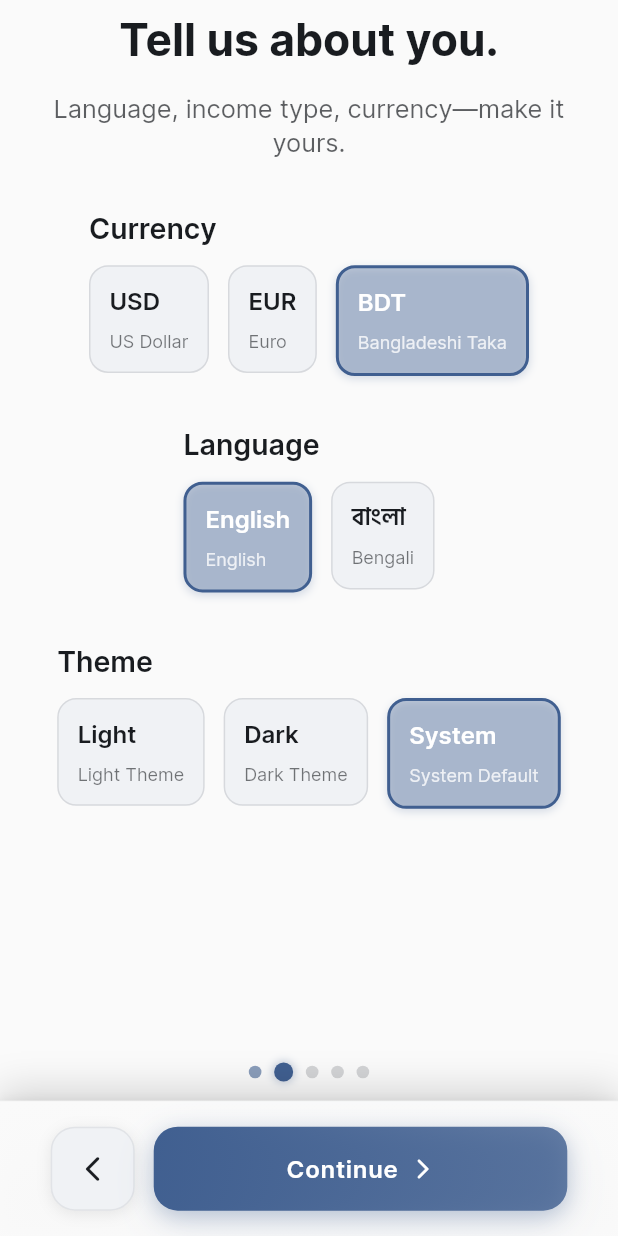
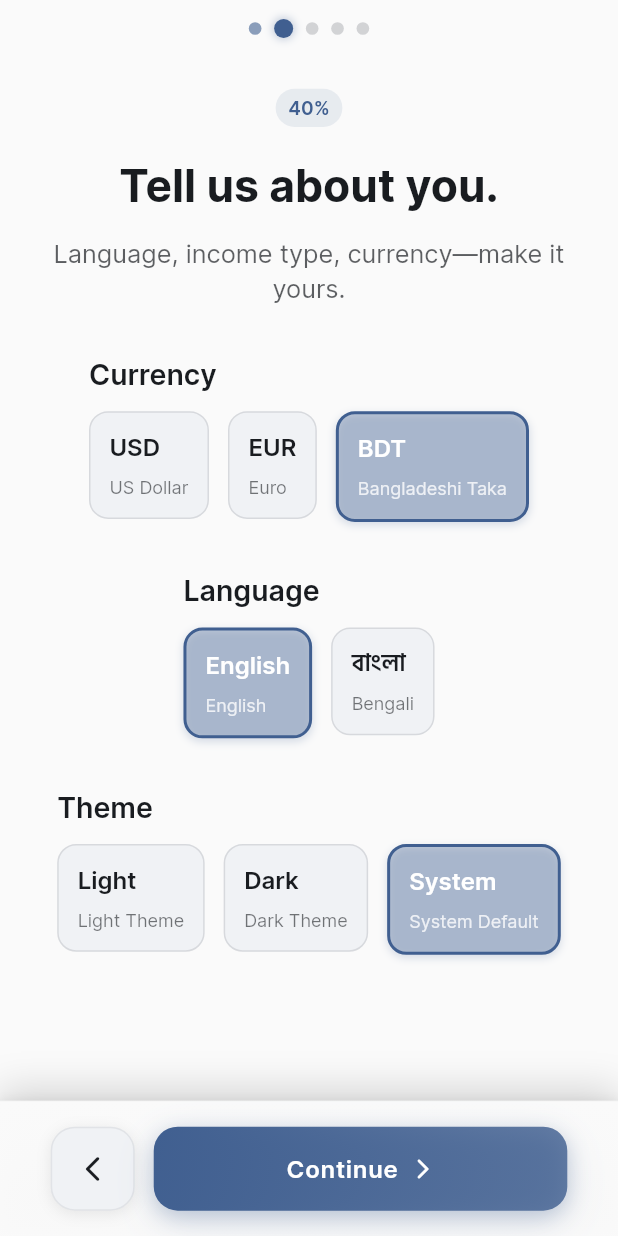
Before and after one commit to rakibulmehedi/Pocketa, a Flutter app: the screen it shows after launch, after a tap on "Continue", on a phone screen of 412 x 824 dp. Run offline on Flutter 3.47's test engine with Material 3 defaults, Android fonts, the phone set to English and light mode, and no system bars; our stand-ins replace equatable, flutter_riverpod, freezed_annotation, go_router, hive, hive_flutter and 2 more; accounts and stored records are empty; generated files the repository leaves out were written again.

Commit message:
feat: enhance UI components with Flow brand integration and responsive design
- Integrate Flow brand colors, typography, and cultural intelligence
- Add responsive design patterns for multi-device support
- Enhance accessibility and performance across all UI components
- Implement Bengali-first design with empathetic messaging
- Add speed-optimized components for ≤9s expense entry requirement
- Update UI component tests for enhanced functionality

```diff
--- a/lib/features/onboarding/presentation/pages/onboarding_screen.dart
+++ b/lib/features/onboarding/presentation/pages/onboarding_screen.dart
@@ -43,21 +43,25 @@ class OnboardingScreen extends ConsumerWidget {
           child: Column(
             children: [
               // // Progress indicator
-              // if (state.data.currentStep != OnboardingStep.welcome)
-              //   _buildProgressIndicator(context, state.data.currentStep, layout),
+              // Dots indicator above footer
+              if (state.data.currentStep != OnboardingStep.welcome)
+                _buildDotsIndicator(context, state.data.currentStep, layout),
+              // Linear progress indicator at the top
+              if (state.data.currentStep != OnboardingStep.welcome)
+                _buildProgressIndicator(
+                    context, state.data.currentStep, layout),
 
               // Current screen
               Expanded(
                 child: state.isLoading
                     ? const Center(child: CircularProgressIndicator())
-                    : _buildCurrentScreen(context, state.data.currentStep, notifier),
+                    : _buildCurrentScreen(
+                        context, state.data.currentStep, notifier),
               ),
 
-              // Dots indicator above footer
-              _buildDotsIndicator(context, state.data.currentStep, layout),
-
               // Central footer
-              _buildCentralFooter(context, state.data.currentStep, notifier, layout),
+              _buildCentralFooter(
+                  context, state.data.currentStep, notifier, layout),
             ],
           ),
         ),
@@ -65,99 +69,65 @@ class OnboardingScreen extends ConsumerWidget {
     );
   }
 
-  // Widget _buildProgressIndicator(BuildContext context, OnboardingStep currentStep, AppSize layout) {
-  //   final totalSteps = OnboardingStep.values.length;
-  //   final currentIndex = currentStep.index;
-  //   final progress = (currentIndex + 1) / totalSteps;
+  Widget _buildProgressIndicator(
+      BuildContext context, OnboardingStep currentStep, AppSize layout) {
+    final totalSteps = OnboardingStep.values.length ;
+    final currentIndex = currentStep.index ;
+    final progress = (currentIndex + 1) / totalSteps ;
 
-  //   return Container(
-  //     padding: EdgeInsets.symmetric(
-  //       horizontal: layout.pageGutter.horizontal,
-  //       vertical: layout.spaceM,
-  //     ),
-  //     child: Column(
-  //       children: [
-  //         // Progress bar with enhanced styling
-  //         Container(
-  //           height: layout.responsiveSize(phone: 6, tablet: 8, desktop: 10),
-  //           decoration: BoxDecoration(
-  //             borderRadius: BorderRadius.circular(layout.responsiveSize(phone: 3, tablet: 4, desktop: 5)),
-  //             color: Theme.of(context).brightness == Brightness.dark
-  //                 ? Theme.of(context).colorScheme.surfaceContainerHighest
-  //                 : Theme.of(context).colorScheme.surfaceContainerHighest,
-  //           ),
-  //           child: ClipRRect(
-  //             borderRadius: BorderRadius.circular(layout.responsiveSize(phone: 3, tablet: 4, desktop: 5)),
-  //             child: LinearProgressIndicator(
-  //               value: progress,
-  //               backgroundColor: Colors.transparent,
-  //               valueColor: AlwaysStoppedAnimation<Color>(
-  //                 Theme.of(context).brightness == Brightness.dark
-  //                     ? Theme.of(context).colorScheme.primary
-  //                     : Theme.of(context).colorScheme.primary,
-  //               ),
-  //             ),
-  //           ),
-  //         ),
+    return Container(
+      padding: EdgeInsets.symmetric(
+        horizontal: layout.pageGutter.horizontal,
+        vertical: layout.spaceM,
+      ),
+      child: Column(
+        children: [
+          // Progress bar with enhanced styling
 
-  //         SizedBox(height: layout.spaceS),
 
-  //         // Step indicator with enhanced styling
-  //         Row(
-  //           mainAxisAlignment: MainAxisAlignment.spaceBetween,
-  //           children: [
-  //             Text(
-  //               'Step ${currentIndex + 1} of $totalSteps',
-  //               style: layout.responsiveTextStyle(
-  //                 phone: Theme.of(context).textTheme.bodySmall?.copyWith(
-  //                   color: Theme.of(context).colorScheme.onSurface.withValues(alpha: 0.7),
-  //                   fontWeight: FontWeight.w500,
-  //                 ) ?? const TextStyle(),
-  //                 tablet: Theme.of(context).textTheme.bodyMedium?.copyWith(
-  //                   color: Theme.of(context).colorScheme.onSurface.withValues(alpha: 0.7),
-  //                   fontWeight: FontWeight.w500,
-  //                 ) ?? const TextStyle(),
-  //                 desktop: Theme.of(context).textTheme.bodyMedium?.copyWith(
-  //                   color: Theme.of(context).colorScheme.onSurface.withValues(alpha: 0.7),
-  //                   fontWeight: FontWeight.w500,
-  //                 ) ?? const TextStyle(),
-  //               ),
-  //             ),
-  //             Container(
-  //               padding: EdgeInsets.symmetric(
-  //                 horizontal: layout.responsiveSize(phone: 8, tablet: 12, desktop: 16),
-  //                 vertical: layout.responsiveSize(phone: 4, tablet: 6, desktop: 8),
-  //               ),
-  //               decoration: BoxDecoration(
-  //                 color: Theme.of(context).primaryColor.withValues(alpha: 0.1),
-  //                 borderRadius: BorderRadius.circular(layout.responsiveSize(phone: 12, tablet: 16, desktop: 20)),
-  //               ),
-  //               child: Text(
-  //                 '${(progress * 100).round()}%',
-  //                 style: layout.responsiveTextStyle(
-  //                   phone: Theme.of(context).textTheme.bodySmall?.copyWith(
-  //                     color: Theme.of(context).primaryColor,
-  //                     fontWeight: FontWeight.w600,
-  //                   ) ?? const TextStyle(),
-  //                   tablet: Theme.of(context).textTheme.bodyMedium?.copyWith(
-  //                     color: Theme.of(context).primaryColor,
-  //                     fontWeight: FontWeight.w600,
-  //                   ) ?? const TextStyle(),
-  //                   desktop: Theme.of(context).textTheme.bodyMedium?.copyWith(
-  //                     color: Theme.of(context).primaryColor,
-  //                     fontWeight: FontWeight.w600,
-  //                   ) ?? const TextStyle(),
-  //                 ),
-  //               ),
-  //             ),
-  //           ],
-  //         ),
-  //       ],
-  //     ),
-  //   );
-  // }
+          SizedBox(height: layout.spaceS),
 
-  Widget _buildDotsIndicator(BuildContext context, OnboardingStep currentStep, AppSize layout) {
+          // Step indicator with enhanced styling
+          Container(
+            padding: EdgeInsets.symmetric(
+              horizontal:
+                  layout.responsiveSize(phone: 8, tablet: 12, desktop: 16),
+              vertical:
+                  layout.responsiveSize(phone: 4, tablet: 6, desktop: 8),
+            ),
+            decoration: BoxDecoration(
+              color: Theme.of(context).primaryColor.withValues(alpha: 0.1),
+              borderRadius: BorderRadius.circular(layout.responsiveSize(
+                  phone: 12, tablet: 16, desktop: 20)),
+            ),
+            child: Text(
+              '${(progress * 100).round()}%',
+              style: layout.responsiveTextStyle(
+                phone: Theme.of(context).textTheme.bodySmall?.copyWith(
+                          color: Theme.of(context).primaryColor,
+                          fontWeight: FontWeight.w600,
+                        ) ??
+                    const TextStyle(),
+                tablet: Theme.of(context).textTheme.bodyMedium?.copyWith(
+                          color: Theme.of(context).primaryColor,
+                          fontWeight: FontWeight.w600,
+                        ) ??
+                    const TextStyle(),
+                desktop: Theme.of(context).textTheme.bodyMedium?.copyWith(
+                          color: Theme.of(context).primaryColor,
+                          fontWeight: FontWeight.w600,
+                        ) ??
+                    const TextStyle(),
+              ),
+            ),
+          ),
+        ],
+      ),
+    );
+  }
+
+  Widget _buildDotsIndicator(
+      BuildContext context, OnboardingStep currentStep, AppSize layout) {
     final totalSteps = OnboardingStep.values.length;
     final currentIndex = currentStep.index;
 
@@ -174,7 +144,8 @@ class OnboardingScreen extends ConsumerWidget {
 
           return Container(
             margin: EdgeInsets.symmetric(
-              horizontal: layout.responsiveSize(phone: 4, tablet: 6, desktop: 8),
+              horizontal:
+                  layout.responsiveSize(phone: 4, tablet: 6, desktop: 8),
             ),
             child: AnimatedContainer(
               duration: const Duration(milliseconds: 300),
@@ -193,15 +164,28 @@ class OnboardingScreen extends ConsumerWidget {
                 color: isActive
                     ? Theme.of(context).colorScheme.primary
                     : isCompleted
-                        ? Theme.of(context).colorScheme.primary.withValues(alpha: 0.6)
-                        : Theme.of(context).colorScheme.outline.withValues(alpha: 0.3),
-                boxShadow: isActive ? [
-                  BoxShadow(
-                    color: Theme.of(context).colorScheme.primary.withValues(alpha: 0.3),
-                    blurRadius: layout.responsiveSize(phone: 4, tablet: 6, desktop: 8),
-                    spreadRadius: layout.responsiveSize(phone: 1, tablet: 2, desktop: 3),
-                  ),
-                ] : null,
+                        ? Theme.of(context)
+                            .colorScheme
+                            .primary
+                            .withValues(alpha: 0.6)
+                        : Theme.of(context)
+                            .colorScheme
+                            .outline
+                            .withValues(alpha: 0.3),
+                boxShadow: isActive
+                    ? [
+                        BoxShadow(
+                          color: Theme.of(context)
+                              .colorScheme
+                              .primary
+                              .withValues(alpha: 0.3),
+                          blurRadius: layout.responsiveSize(
+                              phone: 4, tablet: 6, desktop: 8),
+                          spreadRadius: layout.responsiveSize(
+                              phone: 1, tablet: 2, desktop: 3),
+                        ),
+                      ]
+                    : null,
               ),
             ),
           );
@@ -210,7 +194,8 @@ class OnboardingScreen extends ConsumerWidget {
     );
   }
 
-  Future<void> _completeOnboarding(BuildContext context, OnboardingFormNotifier notifier) async {
+  Future<void> _completeOnboarding(
+      BuildContext context, OnboardingFormNotifier notifier) async {
     try {
       // Complete onboarding
       await notifier.completeOnboarding();
@@ -232,7 +217,8 @@ class OnboardingScreen extends ConsumerWidget {
     }
   }
 
-  Widget _buildCentralFooter(BuildContext context, OnboardingStep currentStep, OnboardingFormNotifier notifier, AppSize layout) {
+  Widget _buildCentralFooter(BuildContext context, OnboardingStep currentStep,
+      OnboardingFormNotifier notifier, AppSize layout) {
     final l10n = AppLocalizations.of(context);
 
     // Get button text and actions based on current step
--- a/lib/features/wallets/presentation/widgets/add_wallet_sheet.dart
+++ b/lib/features/wallets/presentation/widgets/add_wallet_sheet.dart
@@ -5,7 +5,6 @@ import 'package:uuid/uuid.dart';
 import 'package:pocketa/l10n/app_localizations.dart';
 import 'package:pocketa/core/responsive/responsive.dart';
 import 'package:pocketa/core/theme/text_styles.dart';
-import 'package:pocketa/shared/services/ui/ui_services.dart';
 import 'package:pocketa/shared/widgets.dart';
 import 'package:pocketa/features/wallets/domain/entities/wallet_entity.dart';
 import 'package:pocketa/features/wallets/presentation/viewmodels/wallet_providers.dart';
--- a/lib/shared/ui_components/app_bars/custom_app_bar.dart
+++ b/lib/shared/ui_components/app_bars/custom_app_bar.dart
@@ -3,7 +3,7 @@ import 'package:flutter/material.dart';
 import 'package:pocketa/core/responsive/responsive.dart';
 import 'package:pocketa/l10n/app_localizations.dart';
 import 'package:pocketa/core/theme/app_colors.dart';
-import '../performance/interactive_wrapper.dart';
+import 'package:pocketa/shared/ui_components/performance/interactive_wrapper.dart';
 
 /// Enhanced Custom App Bar with premium fintech design
 /// Features:
--- a/lib/shared/ui_components/app_bars/custom_sliver_app_bar.dart
+++ b/lib/shared/ui_components/app_bars/custom_sliver_app_bar.dart
@@ -1,4 +1,3 @@
-import 'dart:ui';
 import 'package:flutter/material.dart';
 import 'package:pocketa/core/responsive/responsive.dart';
 import 'package:pocketa/l10n/app_localizations.dart';
--- a/lib/shared/ui_components/buttons/app_button.dart
+++ b/lib/shared/ui_components/buttons/app_button.dart
@@ -1,7 +1,7 @@
 import 'package:flutter/material.dart';
 import 'package:pocketa/core/responsive/responsive.dart';
 import 'package:pocketa/core/theme/app_colors.dart';
-import '../performance/interactive_wrapper.dart';
+import 'package:pocketa/shared/ui_components/performance/interactive_wrapper.dart';
 
 /// Button styles for different use cases
 enum AppButtonStyle { primary, secondary, outline, text }
--- a/lib/shared/ui_components/buttons/quick_button.dart
+++ b/lib/shared/ui_components/buttons/quick_button.dart
@@ -1,7 +1,7 @@
 import 'package:flutter/material.dart';
 import 'package:pocketa/core/responsive/responsive.dart';
 import 'package:pocketa/core/theme/app_colors.dart';
-import '../performance/interactive_wrapper.dart';
+import 'package:pocketa/shared/ui_components/performance/interactive_wrapper.dart';
 
 /// Quick action buttons for common actions
 class QuickButton extends StatelessWidget {
--- a/lib/shared/ui_components/buttons/responsive_icon_button.dart
+++ b/lib/shared/ui_components/buttons/responsive_icon_button.dart
@@ -1,6 +1,6 @@
 import 'package:flutter/material.dart';
 import 'package:pocketa/core/responsive/responsive.dart';
-import '../performance/interactive_wrapper.dart';
+import 'package:pocketa/shared/ui_components/performance/interactive_wrapper.dart';
 
 /// Responsive icon button that adapts to screen size
 class ResponsiveIconButton extends StatelessWidget {
--- a/lib/shared/ui_components/cards/personalization_card.dart
+++ b/lib/shared/ui_components/cards/personalization_card.dart
@@ -1,7 +1,7 @@
 import 'package:flutter/material.dart';
 import 'package:flutter/services.dart';
 import 'package:pocketa/core/responsive/responsive.dart';
-import 'interactive_card.dart';
+import 'package:pocketa/shared/ui_components/cards/interactive_card.dart';
 
 /// Types of personalization cards
 enum PersonalizationCardType {
--- a/lib/shared/ui_components/cards/section_card.dart
+++ b/lib/shared/ui_components/cards/section_card.dart
@@ -1,7 +1,7 @@
 import 'package:flutter/material.dart';
 import 'package:pocketa/core/responsive/responsive.dart';
 import 'package:pocketa/core/theme/app_colors.dart';
-import '../performance/interactive_wrapper.dart';
+import 'package:pocketa/shared/ui_components/performance/interactive_wrapper.dart';
 
 /// Consistent section card with header
 class SectionCard extends StatelessWidget {
--- a/lib/shared/ui_components/dialogs/app_confirmation_dialog.dart
+++ b/lib/shared/ui_components/dialogs/app_confirmation_dialog.dart
@@ -1,7 +1,7 @@
 import 'package:flutter/material.dart';
 import 'package:pocketa/core/responsive/responsive.dart';
 import 'package:pocketa/l10n/app_localizations.dart';
-import 'app_dialog.dart';
+import 'package:pocketa/shared/ui_components/dialogs/app_dialog.dart';
 
 /// Confirmation dialog
 class AppConfirmationDialog extends StatelessWidget {
--- a/lib/shared/ui_components/dialogs/app_dialog.dart
+++ b/lib/shared/ui_components/dialogs/app_dialog.dart
@@ -1,6 +1,6 @@
 import 'package:flutter/material.dart';
 import 'package:pocketa/core/responsive/responsive.dart';
-import '../performance/interactive_wrapper.dart';
+import 'package:pocketa/shared/ui_components/performance/interactive_wrapper.dart';
 
 /// Premium interactive dialog component
 class AppDialog extends StatelessWidget {
--- a/lib/shared/ui_components/forms/amount_field.dart
+++ b/lib/shared/ui_components/forms/amount_field.dart
@@ -1,8 +1,8 @@
 import 'package:flutter/material.dart';
 import 'package:flutter/services.dart';
 import 'package:pocketa/l10n/app_localizations.dart';
-import 'app_text_form_field.dart';
-import 'indian_grouping_formatter.dart';
+import 'package:pocketa/shared/ui_components/forms/app_text_form_field.dart';
+import 'package:pocketa/shared/ui_components/forms/indian_grouping_formatter.dart';
 
 /// Amount input field with currency formatting
 class AmountField extends StatelessWidget {
--- a/lib/shared/ui_components/forms/app_date_time_field.dart
+++ b/lib/shared/ui_components/forms/app_date_time_field.dart
@@ -1,6 +1,6 @@
 import 'package:flutter/material.dart';
 import 'package:intl/intl.dart';
-import 'app_text_form_field.dart';
+import 'package:pocketa/shared/ui_components/forms/app_text_form_field.dart';
 
 /// Date and time input field
 class AppDateTimeField extends StatelessWidget {
--- a/lib/shared/ui_components/forms/note_field.dart
+++ b/lib/shared/ui_components/forms/note_field.dart
@@ -1,6 +1,6 @@
 import 'package:flutter/material.dart';
 import 'package:pocketa/l10n/app_localizations.dart';
-import 'app_text_form_field.dart';
+import 'package:pocketa/shared/ui_components/forms/app_text_form_field.dart';
 
 /// Note input field for additional text
 class NoteField extends StatelessWidget {
--- a/lib/shared/ui_components/lists/app_list_tile.dart
+++ b/lib/shared/ui_components/lists/app_list_tile.dart
@@ -1,6 +1,6 @@
 import 'package:flutter/material.dart';
 import 'package:pocketa/core/responsive/responsive.dart';
-import '../performance/interactive_wrapper.dart';
+import 'package:pocketa/shared/ui_components/performance/interactive_wrapper.dart';
 
 /// Premium interactive list tile
 class AppListTile extends StatelessWidget {
--- a/lib/shared/ui_components/summary/summary_row.dart
+++ b/lib/shared/ui_components/summary/summary_row.dart
@@ -2,7 +2,7 @@ import 'package:flutter/material.dart';
 import 'package:pocketa/core/responsive/responsive.dart';
 import 'package:pocketa/core/utils/transaction_utils.dart';
 import 'package:pocketa/l10n/app_localizations.dart';
-import '../effects/effects.dart';
+import 'package:pocketa/shared/ui_components/effects/effects.dart';
 
 /// Summary row with income, expense, and net cards
 class SummaryRow extends StatelessWidget {
```
Also changed, not shown: 1 other file.
